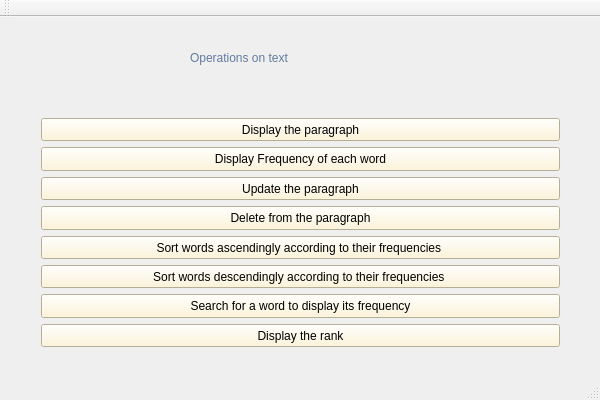
This is OperationsPage.ui in Rrr3rrr2004/Word-Frequency-Count as Qt 5 draws it before an edit. The edited form follows.
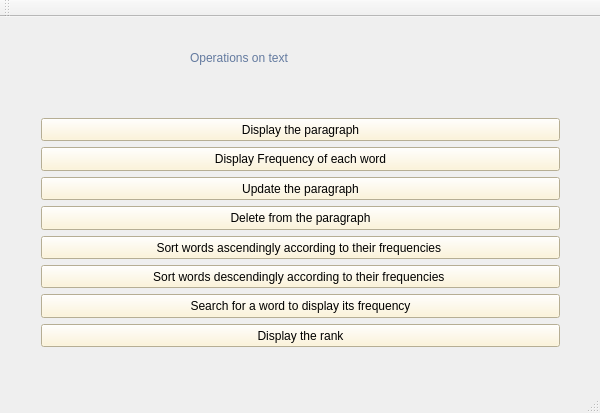
This is the edited form.

Diff of the .ui file:
```diff
--- a/OperationsPage.ui
+++ b/OperationsPage.ui
@@ -7,7 +7,7 @@
     <x>0</x>
     <y>0</y>
     <width>600</width>
-    <height>400</height>
+    <height>413</height>
    </rect>
   </property>
   <property name="windowTitle">
```
Left out of the diff: 10 changed lines with no effect on the pictures.
